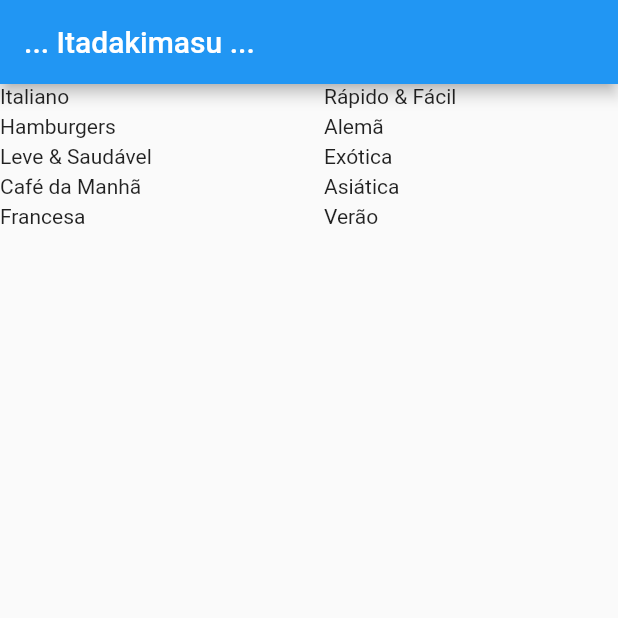
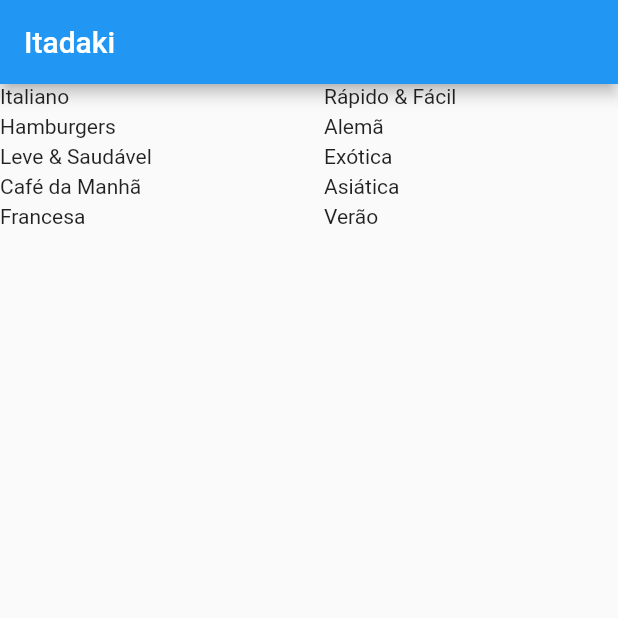
Before and after one commit to AllanCicceri/mealsapp, a Flutter app: the screen it shows after launch, on a phone screen of 412 x 824 dp, the top half of it. Run offline on Flutter 3.47's test engine with Material 2 defaults, Android fonts, the phone set to English and light mode, and no system bars.

```diff
--- a/lib/main.dart
+++ b/lib/main.dart
@@ -1,9 +1,11 @@
 import 'package:flutter/material.dart';
 import 'package:meal/screens/categories_screen.dart';
 
-void main() => runApp(MyApp());
+void main() => runApp(const MyApp());
 
 class MyApp extends StatelessWidget {
+  const MyApp({Key? key}) : super(key: key);
+
   @override
   Widget build(BuildContext context) {
     return MaterialApp(
--- a/lib/screens/categories_screen.dart
+++ b/lib/screens/categories_screen.dart
@@ -9,7 +9,7 @@ class CategoriesScreen extends StatelessWidget {
   Widget build(BuildContext context) {
     return Scaffold(
       appBar: AppBar(
-        title: const Text('... Itadakimasu ...'),
+        title: const Text('Itadaki'),
       ),
       body: GridView(
           gridDelegate: const SliverGridDelegateWithMaxCrossAxisExtent(
```
